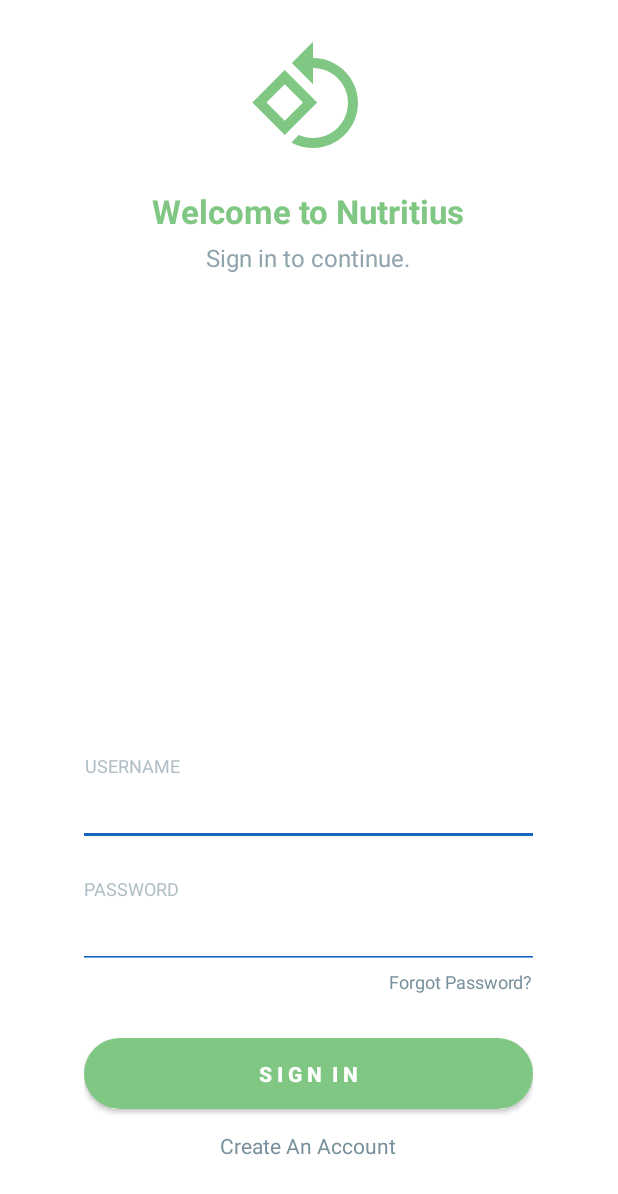
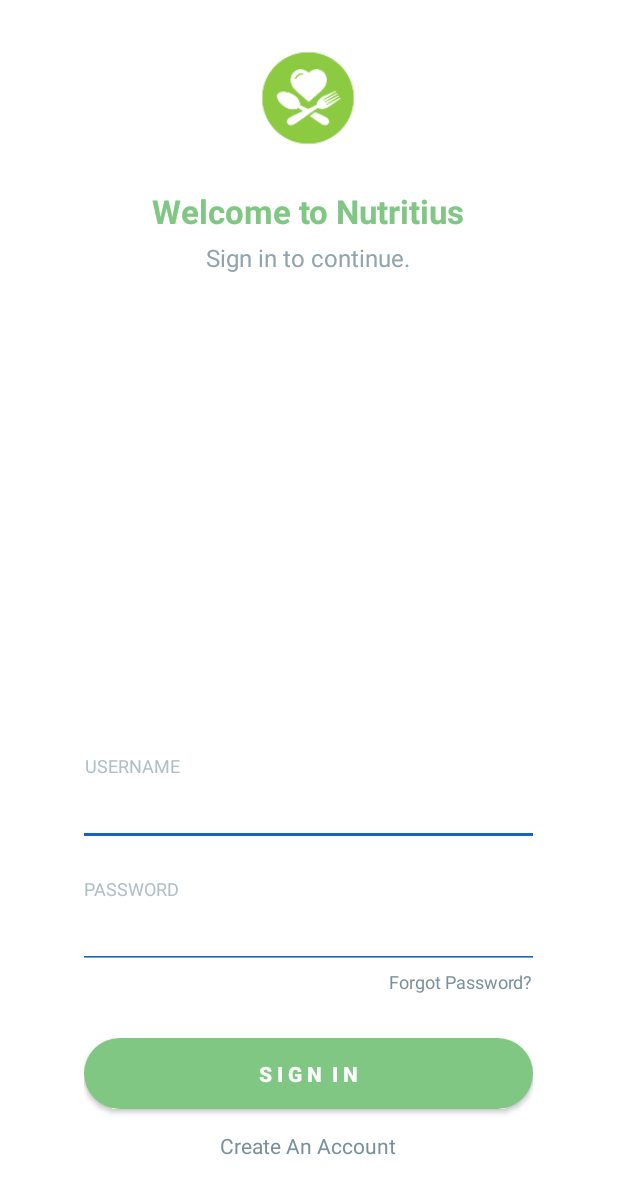
Before and after one commit to CryceTruly/Nutritius, an Android app: the screen it shows after launch (LoginActivity), on a phone screen of 412 x 824 dp. Shown: the top 1194 px of the screen. Run offline under Robolectric (Android 15) with nearby library versions, the light colour scheme and no system bars.

Commit message:
fix(addsLogo) Adds a corresponsing logo to app

```diff
--- a/app/src/main/res/layout/activity_login.xml
+++ b/app/src/main/res/layout/activity_login.xml
@@ -20,8 +20,7 @@ android:orientation="vertical">
         android:layout_width="80dp"
         android:layout_height="80dp"
         android:layout_gravity="center_horizontal"
-        android:src="@drawable/ic_nutritius"
-        android:tint="@color/green_300" />
+        android:src="@mipmap/ic_launcher"/>
 
     <View
         android:layout_width="0dp"
--- a/app/src/main/res/layout/activity_sign_up.xml
+++ b/app/src/main/res/layout/activity_sign_up.xml
@@ -21,8 +21,7 @@
             android:layout_width="80dp"
             android:layout_height="80dp"
             android:layout_gravity="center_horizontal"
-            android:src="@drawable/ic_nutritius"
-            android:tint="@color/green_300" />
+            android:src="@mipmap/ic_launcher" />
 
         <View
             android:layout_width="0dp"
```
